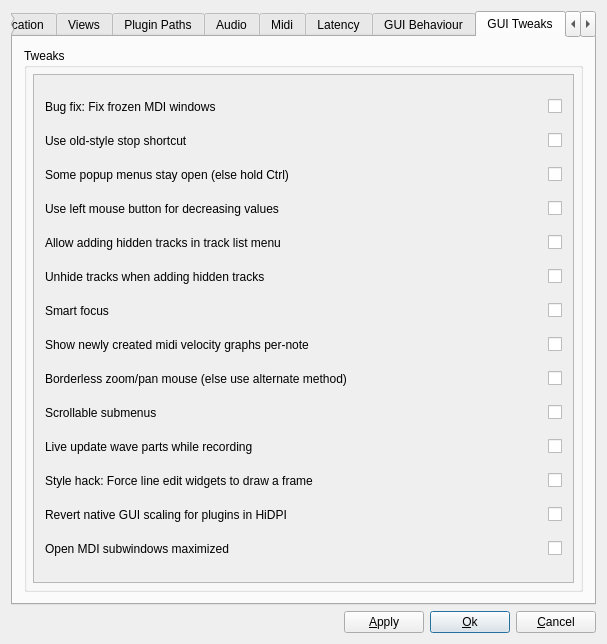
Before: the Qt Designer form muse3/muse/components/gensetbase.ui in emrum/muse, drawn with Qt 5.
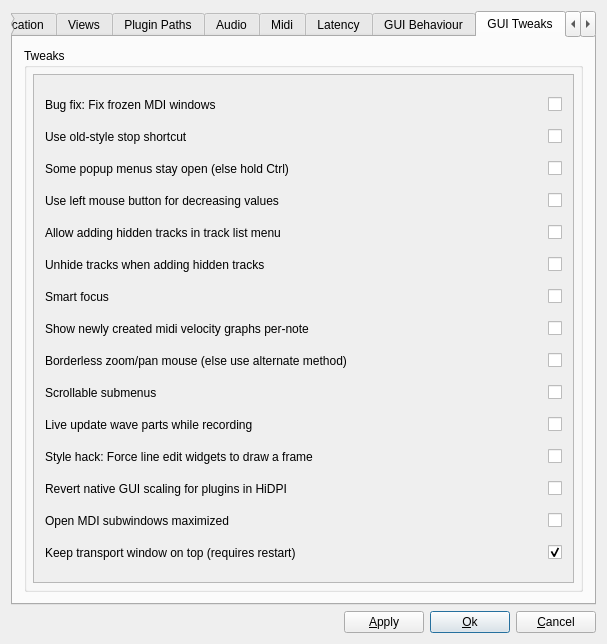
After: the same form once the commit is applied. The open tabs and pages were chosen to show the change.

Commit message: Option to keep transport window on top

Patch:
```diff
--- a/muse3/muse/components/gensetbase.ui
+++ b/muse3/muse/components/gensetbase.ui
@@ -2364,8 +2364,92 @@
                <height>503</height>
               </rect>
              </property>
-             <layout class="QGridLayout" name="gridLayout_6">
-              <item row="4" column="0" colspan="2">
+             <layout class="QGridLayout" name="gridLayout6">
+              <item row="0" column="0">
+               <widget class="QLabel" name="textLabel1_4_4">
+                <property name="text">
+                 <string>Bug fix: Fix frozen MDI windows</string>
+                </property>
+                <property name="wordWrap">
+                 <bool>false</bool>
+                </property>
+               </widget>
+              </item>
+              <item row="0" column="1">
+               <widget class="QCheckBox" name="fixFrozenMDISubWindowsCheckBox">
+                <property name="sizePolicy">
+                 <sizepolicy hsizetype="Fixed" vsizetype="Fixed">
+                  <horstretch>0</horstretch>
+                  <verstretch>0</verstretch>
+                 </sizepolicy>
+                </property>
+                <property name="toolTip">
+                 <string/>
+                </property>
+                <property name="whatsThis">
+                 <string>With some themes like Breeze or Oxygen, 
+ MDI windows may be frozen and 
+ non-responsive to the mouse. 
+This option turns on a fix.
+Benign XCB connection errors may still 
+ occur, slowing the program somewhat.</string>
+                </property>
+                <property name="text">
+                 <string/>
+                </property>
+               </widget>
+              </item>
+              <item row="1" column="0">
+               <widget class="QLabel" name="textLabel1_4">
+                <property name="text">
+                 <string>Use old-style stop shortcut</string>
+                </property>
+                <property name="wordWrap">
+                 <bool>false</bool>
+                </property>
+               </widget>
+              </item>
+              <item row="1" column="1">
+               <widget class="QCheckBox" name="oldStyleStopCheckBox">
+                <property name="sizePolicy">
+                 <sizepolicy hsizetype="Fixed" vsizetype="Fixed">
+                  <horstretch>0</horstretch>
+                  <verstretch>0</verstretch>
+                 </sizepolicy>
+                </property>
+                <property name="text">
+                 <string/>
+                </property>
+               </widget>
+              </item>
+              <item row="2" column="0">
+               <widget class="QLabel" name="TextLabel1_3">
+                <property name="toolTip">
+                 <string/>
+                </property>
+                <property name="text">
+                 <string>Some popup menus stay open (else hold Ctrl)</string>
+                </property>
+               </widget>
+              </item>
+              <item row="2" column="1">
+               <widget class="QCheckBox" name="popsDefStayOpenCheckBox">
+                <property name="sizePolicy">
+                 <sizepolicy hsizetype="Fixed" vsizetype="Fixed">
+                  <horstretch>0</horstretch>
+                  <verstretch>0</verstretch>
+                 </sizepolicy>
+                </property>
+                <property name="toolTip">
+                 <string>Allows some popup menus to stay open.
+Otherwise, hold Ctrl to keep them open.</string>
+                </property>
+                <property name="text">
+                 <string notr="true"/>
+                </property>
+               </widget>
+              </item>
+              <item row="3" column="0">
                <widget class="QLabel" name="label_2">
                 <property name="toolTip">
                  <string>In some areas, the middle mouse button decreases
@@ -2378,8 +2462,65 @@
                 </property>
                </widget>
               </item>
-              <item row="13" column="2">
-               <widget class="QCheckBox" name="lineEditStyleHackCheckBox">
+              <item row="3" column="1">
+               <widget class="QCheckBox" name="lmbDecreasesCheckBox">
+                <property name="sizePolicy">
+                 <sizepolicy hsizetype="Fixed" vsizetype="Fixed">
+                  <horstretch>0</horstretch>
+                  <verstretch>0</verstretch>
+                 </sizepolicy>
+                </property>
+                <property name="text">
+                 <string notr="true"/>
+                </property>
+               </widget>
+              </item>
+              <item row="4" column="0">
+               <widget class="QLabel" name="label_4">
+                <property name="text">
+                 <string>Allow adding hidden tracks in track list menu</string>
+                </property>
+               </widget>
+              </item>
+              <item row="4" column="1">
+               <widget class="QCheckBox" name="addHiddenCheckBox">
+                <property name="text">
+                 <string/>
+                </property>
+               </widget>
+              </item>
+              <item row="5" column="0">
+               <widget class="QLabel" name="label_5">
+                <property name="text">
+                 <string>Unhide tracks when adding hidden tracks</string>
+                </property>
+               </widget>
+              </item>
+              <item row="5" column="1">
+               <widget class="QCheckBox" name="unhideTracksCheckBox">
+                <property name="text">
+                 <string/>
+                </property>
+               </widget>
+              </item>
+              <item row="6" column="0">
+               <widget class="QLabel" name="label5">
+                <property name="text">
+                 <string>Smart focus</string>
+                </property>
+                <property name="wordWrap">
+                 <bool>false</bool>
+                </property>
+               </widget>
+              </item>
+              <item row="6" column="1">
+               <widget class="QCheckBox" name="smartFocusCheckBox">
+                <property name="sizePolicy">
+                 <sizepolicy hsizetype="Fixed" vsizetype="Fixed">
+                  <horstretch>0</horstretch>
+                  <verstretch>0</verstretch>
+                 </sizepolicy>
+                </property>
                 <property name="toolTip">
                  <string>Force line edit widgets to draw a frame at 
  small sizes. Some styles refuse to draw 
@@ -2391,7 +2532,34 @@
                 </property>
                </widget>
               </item>
-              <item row="9" column="2">
+              <item row="7" column="0">
+               <widget class="QLabel" name="label_6">
+                <property name="text">
+                 <string>Show newly created midi velocity graphs per-note</string>
+                </property>
+               </widget>
+              </item>
+              <item row="7" column="1">
+               <widget class="QCheckBox" name="velocityPerNoteCheckBox">
+                <property name="text">
+                 <string/>
+                </property>
+               </widget>
+              </item>
+              <item row="8" column="0">
+               <widget class="QLabel" name="label_8">
+                <property name="toolTip">
+                 <string/>
+                </property>
+                <property name="whatsThis">
+                 <string/>
+                </property>
+                <property name="text">
+                 <string>Borderless zoom/pan mouse (else use alternate method)</string>
+                </property>
+               </widget>
+              </item>
+              <item row="8" column="1">
                <widget class="QCheckBox" name="borderlessMouseCheckBox">
                 <property name="toolTip">
                  <string>Enable borderless mouse.
@@ -2411,204 +2579,79 @@
                 </property>
                </widget>
               </item>
-              <item row="6" column="2">
-               <widget class="QCheckBox" name="unhideTracksCheckBox">
-                <property name="text">
-                 <string/>
-                </property>
-               </widget>
-              </item>
-              <item row="15" column="2">
-               <widget class="QCheckBox" name="revertPluginNativeGUIScalingCheckBox">
-                <property name="toolTip">
-                 <string>Revert native UI window HiDPI scaling (some plugins ignore this setting)</string>
-                </property>
-                <property name="text">
-                 <string/>
-                </property>
-               </widget>
-              </item>
-              <item row="0" column="2">
-               <widget class="QCheckBox" name="fixFrozenMDISubWindowsCheckBox">
-                <property name="sizePolicy">
-                 <sizepolicy hsizetype="Fixed" vsizetype="Fixed">
-                  <horstretch>0</horstretch>
-                  <verstretch>0</verstretch>
-                 </sizepolicy>
-                </property>
-                <property name="toolTip">
-                 <string/>
-                </property>
-                <property name="whatsThis">
-                 <string>With some themes like Breeze or Oxygen, 
- MDI windows may be frozen and 
- non-responsive to the mouse. 
-This option turns on a fix.
-Benign XCB connection errors may still 
- occur, slowing the program somewhat.</string>
-                </property>
-                <property name="text">
-                 <string/>
-                </property>
-               </widget>
-              </item>
-              <item row="3" column="2">
-               <widget class="QCheckBox" name="popsDefStayOpenCheckBox">
-                <property name="sizePolicy">
-                 <sizepolicy hsizetype="Fixed" vsizetype="Fixed">
-                  <horstretch>0</horstretch>
-                  <verstretch>0</verstretch>
-                 </sizepolicy>
-                </property>
-                <property name="toolTip">
-                 <string>Allows some popup menus to stay open.
-Otherwise, hold Ctrl to keep them open.</string>
-                </property>
-                <property name="text">
-                 <string notr="true"/>
-                </property>
-               </widget>
-              </item>
-              <item row="8" column="2">
-               <widget class="QCheckBox" name="velocityPerNoteCheckBox">
-                <property name="text">
-                 <string/>
-                </property>
-               </widget>
-              </item>
-              <item row="7" column="0" colspan="2">
-               <widget class="QLabel" name="label5">
-                <property name="text">
-                 <string>Smart focus</string>
-                </property>
-                <property name="wordWrap">
-                 <bool>false</bool>
-                </property>
-               </widget>
-              </item>
-              <item row="16" column="0">
-               <widget class="QLabel" name="label_25">
-                <property name="text">
-                 <string>Open MDI subwindows maximized</string>
-                </property>
-               </widget>
-              </item>
-              <item row="2" column="0">
-               <widget class="QLabel" name="textLabel1_4">
-                <property name="text">
-                 <string>Use old-style stop shortcut</string>
-                </property>
-                <property name="wordWrap">
-                 <bool>false</bool>
-                </property>
-               </widget>
-              </item>
-              <item row="0" column="0">
-               <widget class="QLabel" name="textLabel1_4_4">
-                <property name="text">
-                 <string>Bug fix: Fix frozen MDI windows</string>
-                </property>
-                <property name="wordWrap">
-                 <bool>false</bool>
-                </property>
-               </widget>
-              </item>
-              <item row="5" column="2">
-               <widget class="QCheckBox" name="addHiddenCheckBox">
-                <property name="text">
-                 <string/>
-                </property>
-               </widget>
-              </item>
-              <item row="2" column="2">
-               <widget class="QCheckBox" name="oldStyleStopCheckBox">
-                <property name="sizePolicy">
-                 <sizepolicy hsizetype="Fixed" vsizetype="Fixed">
-                  <horstretch>0</horstretch>
-                  <verstretch>0</verstretch>
-                 </sizepolicy>
-                </property>
-                <property name="text">
-                 <string/>
-                </property>
-               </widget>
-              </item>
-              <item row="10" column="0">
+              <item row="9" column="0">
                <widget class="QLabel" name="label_9">
                 <property name="text">
                  <string>Scrollable submenus</string>
                 </property>
                </widget>
               </item>
-              <item row="7" column="2">
-               <widget class="QCheckBox" name="smartFocusCheckBox">
-                <property name="sizePolicy">
-                 <sizepolicy hsizetype="Fixed" vsizetype="Fixed">
-                  <horstretch>0</horstretch>
-                  <verstretch>0</verstretch>
-                 </sizepolicy>
-                </property>
-                <property name="toolTip">
-                 <string>Smart focus</string>
-                </property>
-                <property name="whatsThis">
-                 <string>After editing, controls will return
- focus to their respective canvas</string>
-                </property>
+              <item row="9" column="1">
+               <widget class="QCheckBox" name="scrollableSubmenusCheckbox">
                 <property name="text">
                  <string/>
                 </property>
                </widget>
               </item>
-              <item row="5" column="0" colspan="2">
-               <widget class="QLabel" name="label_4">
+              <item row="10" column="0">
+               <widget class="QLabel" name="label_10">
                 <property name="text">
-                 <string>Allow adding hidden tracks in track list menu</string>
+                 <string>Live update wave parts while recording</string>
                 </property>
                </widget>
               </item>
-              <item row="4" column="2">
-               <widget class="QCheckBox" name="lmbDecreasesCheckBox">
-                <property name="sizePolicy">
-                 <sizepolicy hsizetype="Fixed" vsizetype="Fixed">
-                  <horstretch>0</horstretch>
-                  <verstretch>0</verstretch>
-                 </sizepolicy>
-                </property>
-                <property name="text">
-                 <string notr="true"/>
-                </property>
-               </widget>
-              </item>
-              <item row="15" column="0">
-               <widget class="QLabel" name="label_23">
-                <property name="text">
-                 <string>Revert native GUI scaling for plugins in HiDPI</string>
-                </property>
-               </widget>
-              </item>
-              <item row="11" column="2">
+              <item row="10" column="1">
                <widget class="QCheckBox" name="liveWaveUpdateCheckBox">
                 <property name="text">
                  <string/>
                 </property>
                </widget>
               </item>
-              <item row="6" column="0" colspan="2">
-               <widget class="QLabel" name="label_5">
-                <property name="text">
-                 <string>Unhide tracks when adding hidden tracks</string>
-                </property>
-               </widget>
-              </item>
-              <item row="13" column="0">
+              <item row="11" column="0">
                <widget class="QLabel" name="label_17">
                 <property name="text">
                  <string>Style hack: Force line edit widgets to draw a frame</string>
                 </property>
                </widget>
               </item>
-              <item row="16" column="2">
+              <item row="11" column="1">
+               <widget class="QCheckBox" name="lineEditStyleHackCheckBox">
+                <property name="toolTip">
+                 <string>Force line edit widgets to draw a frame at 
+ small sizes. Some styles refuse to draw 
+ the frame. This hack forces a frame to be 
+ drawn, but may interfere with other styles.</string>
+                </property>
+                <property name="text">
+                 <string/>
+                </property>
+               </widget>
+              </item>
+              <item row="12" column="0">
+               <widget class="QLabel" name="label_23">
+                <property name="text">
+                 <string>Revert native GUI scaling for plugins in HiDPI</string>
+                </property>
+               </widget>
+              </item>
+              <item row="12" column="1">
+               <widget class="QCheckBox" name="revertPluginNativeGUIScalingCheckBox">
+                <property name="toolTip">
+                 <string>Revert native UI window HiDPI scaling (some plugins ignore this setting)</string>
+                </property>
+                <property name="text">
+                 <string/>
+                </property>
+               </widget>
+              </item>
+              <item row="13" column="0">
+               <widget class="QLabel" name="label_25">
+                <property name="text">
+                 <string>Open MDI subwindows maximized</string>
+                </property>
+               </widget>
+              </item>
+              <item row="13" column="1">
                <widget class="QCheckBox" name="openMDIWinMaximizedCheckBox">
                 <property name="toolTip">
                  <string>Revert native UI window HiDPI scaling (some plugins ignore this setting)</string>
@@ -2618,47 +2661,23 @@
                 </property>
                </widget>
               </item>
-              <item row="10" column="2">
-               <widget class="QCheckBox" name="scrollableSubmenusCheckbox">
+              <item row="14" column="0">
+               <widget class="QLabel" name="label1">
                 <property name="text">
-                 <string/>
+                 <string>Keep transport window on top (requires restart)</string>
                 </property>
                </widget>
               </item>
-              <item row="11" column="0">
-               <widget class="QLabel" name="label_10">
-                <property name="text">
-                 <string>Live update wave parts while recording</string>
-                </property>
-               </widget>
-              </item>
-              <item row="3" column="0" colspan="2">
-               <widget class="QLabel" name="TextLabel1_3">
+              <item row="14" column="1">
+               <widget class="QCheckBox" name="keepTransportWindowOnTopCheckBox">
                 <property name="toolTip">
                  <string/>
                 </property>
                 <property name="text">
-                 <string>Some popup menus stay open (else hold Ctrl)</string>
-                </property>
-               </widget>
-              </item>
-              <item row="9" column="0" colspan="2">
-               <widget class="QLabel" name="label_8">
-                <property name="toolTip">
                  <string/>
                 </property>
-                <property name="whatsThis">
-                 <string/>
-                </property>
-                <property name="text">
-                 <string>Borderless zoom/pan mouse (else use alternate method)</string>
-                </property>
-               </widget>
-              </item>
-              <item row="8" column="0" colspan="2">
-               <widget class="QLabel" name="label_6">
-                <property name="text">
-                 <string>Show newly created midi velocity graphs per-note</string>
+                <property name="checked">
+                 <bool>true</bool>
                 </property>
                </widget>
               </item>
```
Left out of the diff: 134 changed lines with no effect on the pictures. The commit also changes 5 other files.
